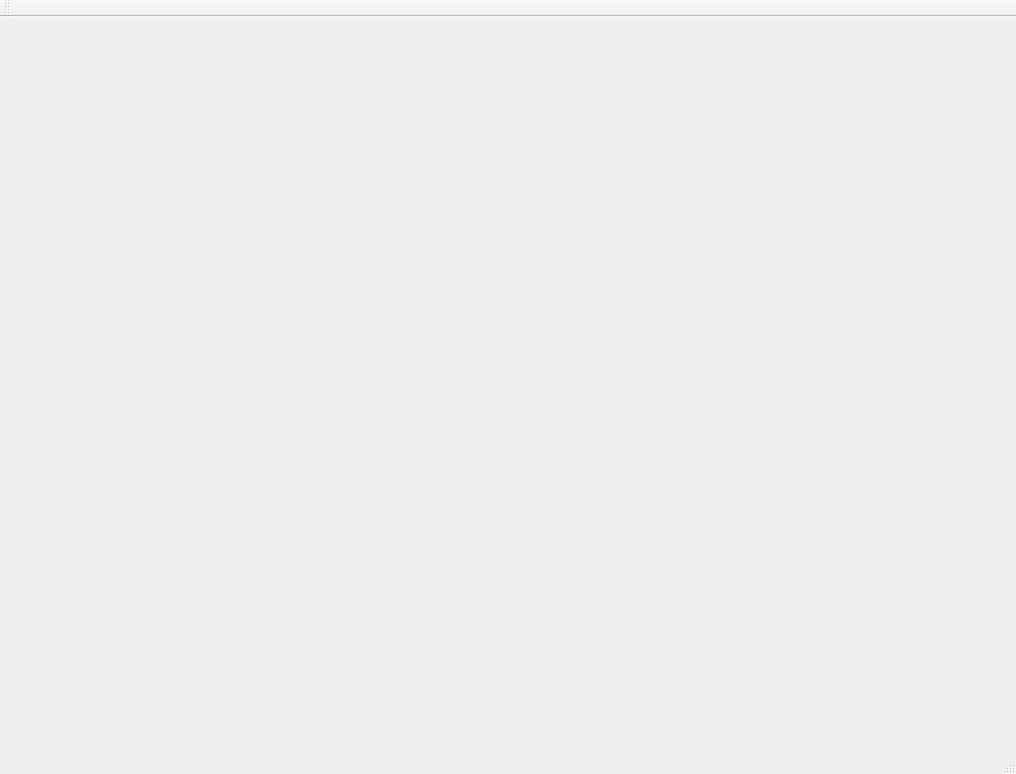
Qt form user_interface/resources/menu.ui (smattha/robotHuman) before a commit.
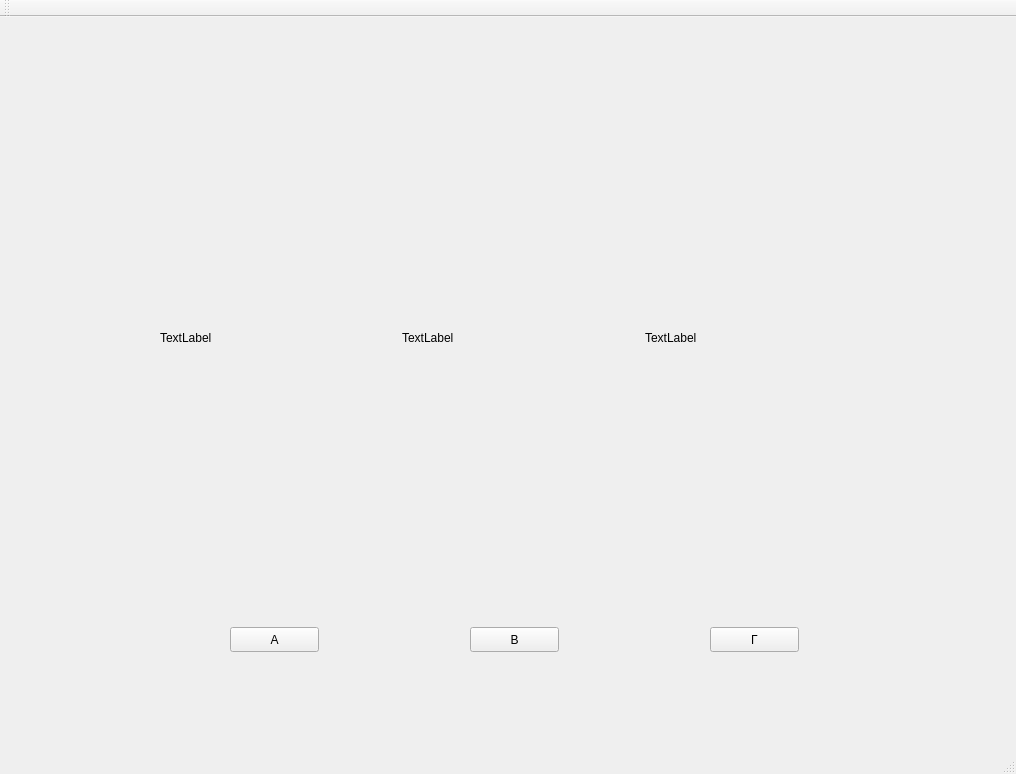
The same form after that commit. The open tabs and pages were chosen to show the change.

Patch:
```diff
--- a/user_interface/resources/menu.ui
+++ b/user_interface/resources/menu.ui
@@ -1347,7 +1347,6 @@
       </property>
      </widget>
     </widget>
-    <widget class="QWidget" name="page_3"/>
    </widget>
   </widget>
   <widget class="QMenuBar" name="menubar">
```
Left out of the diff: 2 changed lines with no effect on the pictures.
